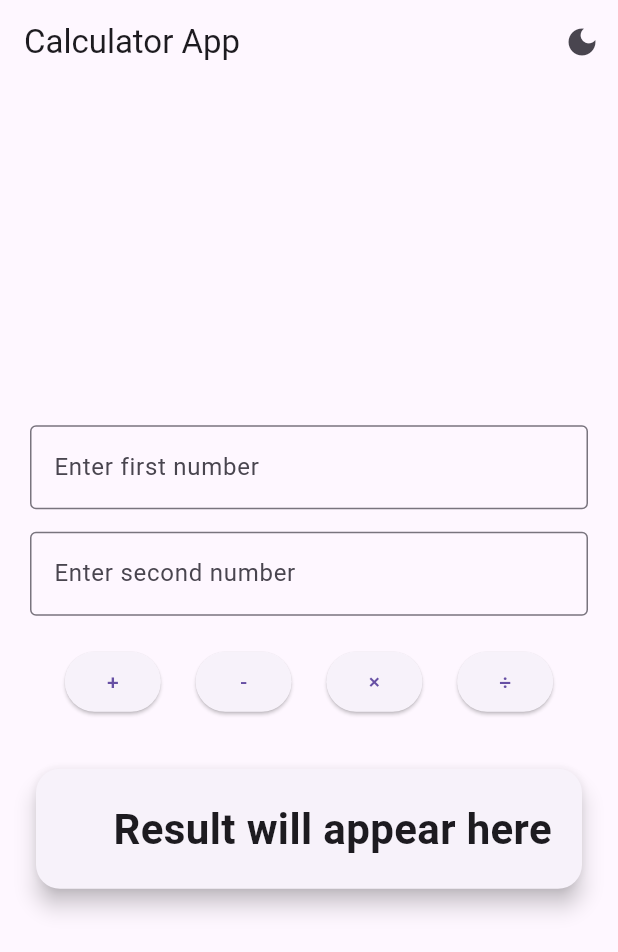
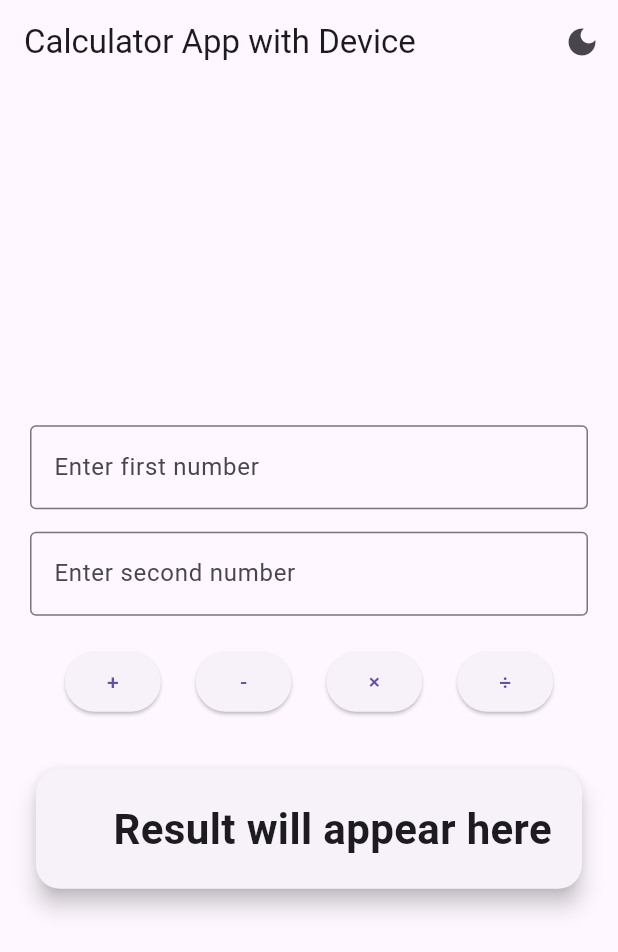
Before and after one commit to Arman170616/Flutter_App_Development, a Flutter app: the screen it shows after launch, on a phone screen of 412 x 824 dp. Shown: the top 952 px of the screen. Run offline on Flutter 3.47's test engine with Material 3 defaults, Android fonts, the phone set to English and light mode, and no system bars.

Commit message:
Calculator app running successfully on Android device

```diff
--- a/lib/main.dart
+++ b/lib/main.dart
@@ -97,7 +97,7 @@ class _CalculatorState extends State<Calculator> {
   Widget build(BuildContext context) {
     return Scaffold(
       appBar: AppBar(
-        title: const Text("Calculator App"),
+        title: const Text("Calculator App with Device"),
         actions: [
           IconButton(
             icon: Icon(
```
